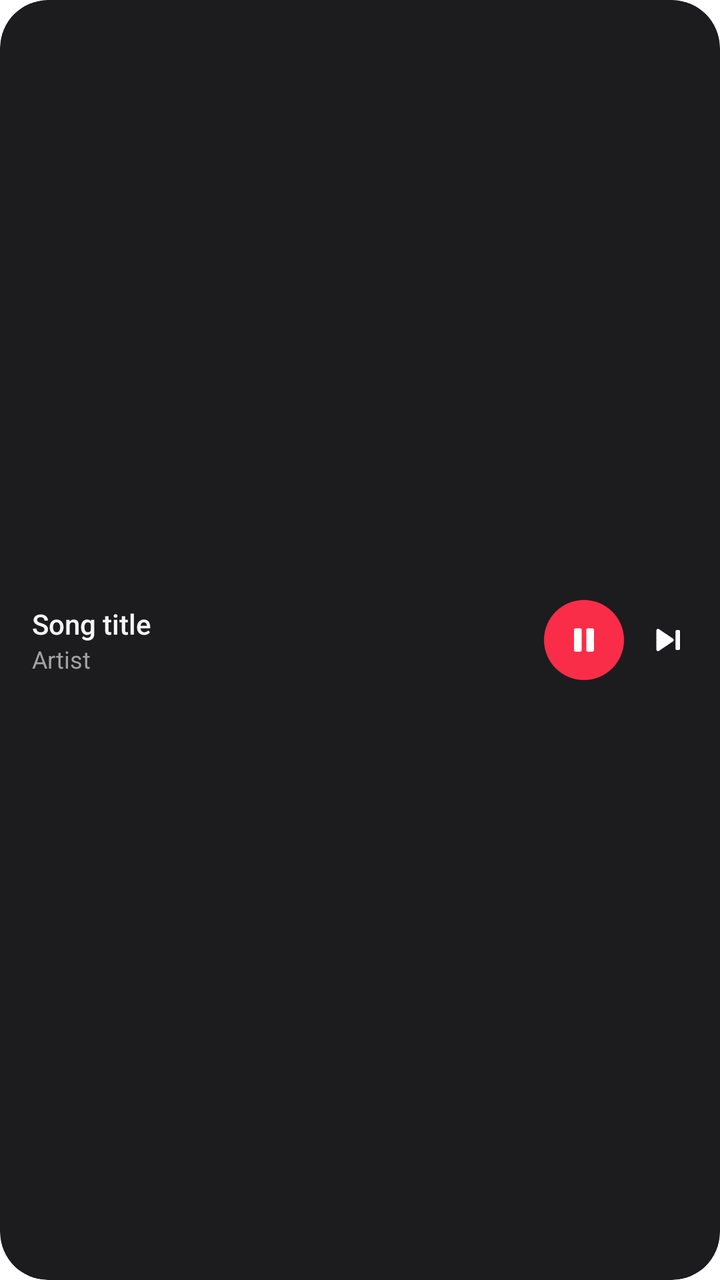
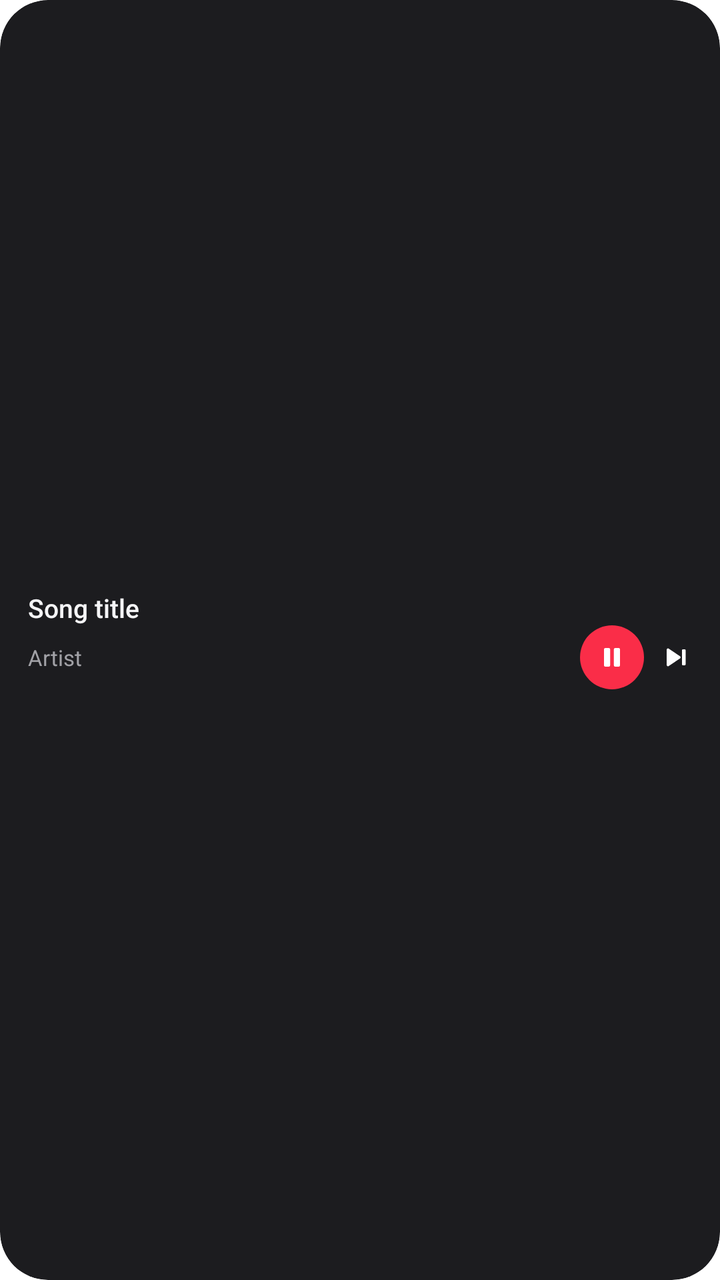

Before-and-after screenshots of an Android layout around one commit, followed by the original layout XML and the change that was made.
<!-- AndroidManifest.xml: fallback theme Theme.MaterialComponents.DayNight.NoActionBar -->
<!-- res/layout/harp_widget_mini_preview.xml -->
<?xml version="1.0" encoding="utf-8"?>
<FrameLayout xmlns:android="http://schemas.android.com/apk/res/android" android:id="@+id/widget_root" android:layout_width="match_parent" android:layout_height="match_parent"
    android:background="@drawable/widget_clip" android:clipToOutline="true">
    <ImageView android:id="@+id/widget_bg" android:layout_width="match_parent" android:layout_height="match_parent"
        android:importantForAccessibility="no" android:scaleType="fitXY" android:src="@drawable/widget_bg" />
    <LinearLayout android:layout_width="match_parent" android:layout_height="match_parent" android:gravity="center_vertical"
        android:orientation="horizontal" android:paddingStart="16dp" android:paddingEnd="8dp">
        <LinearLayout android:layout_width="0dp" android:layout_height="wrap_content" android:layout_weight="1" android:orientation="vertical">
            <TextView android:id="@+id/widget_title" android:layout_width="match_parent" android:layout_height="wrap_content"
            android:ellipsize="end" android:maxLines="1" android:text="Song title" android:textColor="#FFF5F5F7" android:textSize="14sp"
            android:fontFamily="sans-serif-medium"   />
            <TextView android:id="@+id/widget_artist" android:layout_width="match_parent" android:layout_height="wrap_content"
            android:ellipsize="end" android:maxLines="1" android:text="Artist" android:textColor="#FFA1A1A6" android:textSize="12sp"
            android:fontFamily="sans-serif"   />
        </LinearLayout>
        <ImageButton android:id="@+id/widget_play" android:layout_width="40dp" android:layout_height="40dp"
            android:layout_marginStart="4dp" android:layout_marginEnd="4dp" android:background="@drawable/widget_play_bg"
            android:contentDescription="Play or pause" android:padding="10dp" android:scaleType="fitCenter" android:src="@drawable/ic_w_pause" />
        <ImageButton android:id="@+id/widget_next" android:layout_width="36dp" android:layout_height="36dp"
            android:background="@android:color/transparent" android:contentDescription="Next" android:padding="8dp"
            android:scaleType="fitCenter" android:src="@drawable/ic_w_next" />
    </LinearLayout>
</FrameLayout>
<!-- resources referenced by this layout -->
<resources>
  <!-- drawable ic_w_next (drawable) -->
  <?xml version="1.0" encoding="utf-8"?>
  <vector xmlns:android="http://schemas.android.com/apk/res/android" android:width="24dp" android:height="24dp" android:viewportWidth="24" android:viewportHeight="24">
      <path android:fillColor="#FFFFFFFF" android:pathData="M5,6.3v11.4a1,1 0 0,0 1.55,0.83L15,12.83a1,1 0 0,0 0,-1.66L6.55,5.47A1,1 0 0,0 5,6.3z" />
      <path android:fillColor="#FFFFFFFF" android:pathData="M17.2,6h1.3a0.7,0.7 0 0,1 0.7,0.7v10.6a0.7,0.7 0 0,1 -0.7,0.7h-1.3a0.7,0.7 0 0,1 -0.7,-0.7V6.7A0.7,0.7 0 0,1 17.2,6z" />
  </vector>
  <!-- drawable ic_w_pause (drawable) -->
  <?xml version="1.0" encoding="utf-8"?>
  <vector xmlns:android="http://schemas.android.com/apk/res/android" android:width="24dp" android:height="24dp" android:viewportWidth="24" android:viewportHeight="24">
      <path android:fillColor="#FFFFFFFF" android:pathData="M7,5h2.6a1,1 0 0,1 1,1v12a1,1 0 0,1 -1,1H7a1,1 0 0,1 -1,-1V6a1,1 0 0,1 1,-1z" />
      <path android:fillColor="#FFFFFFFF" android:pathData="M14.4,5H17a1,1 0 0,1 1,1v12a1,1 0 0,1 -1,1h-2.6a1,1 0 0,1 -1,-1V6a1,1 0 0,1 1,-1z" />
  </vector>
  <!-- drawable widget_bg (drawable) -->
  <?xml version="1.0" encoding="utf-8"?>
  <shape xmlns:android="http://schemas.android.com/apk/res/android" android:shape="rectangle">
      <solid android:color="#FF1C1C1F" />
      <corners android:radius="24dp" />
  </shape>
  <!-- drawable widget_clip (drawable) -->
  <?xml version="1.0" encoding="utf-8"?>
  <shape xmlns:android="http://schemas.android.com/apk/res/android" android:shape="rectangle">
      <solid android:color="#00000000" />
      <corners android:radius="24dp" />
  </shape>
  <!-- drawable widget_play_bg (drawable) -->
  <?xml version="1.0" encoding="utf-8"?>
  <shape xmlns:android="http://schemas.android.com/apk/res/android" android:shape="oval">
      <solid android:color="#FFFA2D48" />
  </shape>
</resources>

<!-- the commit's change to res/layout/harp_widget_mini_preview.xml (unified diff, before → after) -->
@@ -4,20 +4,21 @@
     <ImageView android:id="@+id/widget_bg" android:layout_width="match_parent" android:layout_height="match_parent"
         android:importantForAccessibility="no" android:scaleType="fitXY" android:src="@drawable/widget_bg" />
     <LinearLayout android:layout_width="match_parent" android:layout_height="match_parent" android:gravity="center_vertical"
-        android:orientation="horizontal" android:paddingStart="16dp" android:paddingEnd="8dp">
-        <LinearLayout android:layout_width="0dp" android:layout_height="wrap_content" android:layout_weight="1" android:orientation="vertical">
-            <TextView android:id="@+id/widget_title" android:layout_width="match_parent" android:layout_height="wrap_content"
-            android:ellipsize="end" android:maxLines="1" android:text="Song title" android:textColor="#FFF5F5F7" android:textSize="14sp"
-            android:fontFamily="sans-serif-medium"   />
-            <TextView android:id="@+id/widget_artist" android:layout_width="match_parent" android:layout_height="wrap_content"
-            android:ellipsize="end" android:maxLines="1" android:text="Artist" android:textColor="#FFA1A1A6" android:textSize="12sp"
-            android:fontFamily="sans-serif"   />
+        android:orientation="vertical" android:paddingStart="14dp" android:paddingEnd="8dp" android:paddingTop="6dp" android:paddingBottom="6dp">
+        <TextView android:id="@+id/widget_title" android:layout_width="match_parent" android:layout_height="wrap_content"
+            android:ellipsize="end" android:maxLines="1" android:text="Song title" android:textColor="#FFF5F5F7" android:textSize="13sp"
+            android:fontFamily="sans-serif-medium"  android:layout_marginEnd="6dp" />
+        <LinearLayout android:layout_width="match_parent" android:layout_height="wrap_content" android:gravity="center_vertical"
+            android:orientation="horizontal">
+            <TextView android:id="@+id/widget_artist" android:layout_height="wrap_content"
+            android:ellipsize="end" android:maxLines="1" android:text="Artist" android:textColor="#FFA1A1A6" android:textSize="11sp"
+            android:fontFamily="sans-serif"  android:layout_width="0dp" android:layout_weight="1" />
+            <ImageButton android:id="@+id/widget_play" android:layout_width="32dp" android:layout_height="32dp"
+            android:layout_marginStart="2dp" android:layout_marginEnd="2dp" android:background="@drawable/widget_play_bg"
+            android:contentDescription="Play or pause" android:padding="8dp" android:scaleType="fitCenter" android:src="@drawable/ic_w_pause" />
+            <ImageButton android:id="@+id/widget_next" android:layout_width="28dp" android:layout_height="28dp"
+            android:background="@android:color/transparent" android:contentDescription="Next" android:padding="6dp"
+            android:scaleType="fitCenter" android:src="@drawable/ic_w_next" />
         </LinearLayout>
-        <ImageButton android:id="@+id/widget_play" android:layout_width="40dp" android:layout_height="40dp"
-            android:layout_marginStart="4dp" android:layout_marginEnd="4dp" android:background="@drawable/widget_play_bg"
-            android:contentDescription="Play or pause" android:padding="10dp" android:scaleType="fitCenter" android:src="@drawable/ic_w_pause" />
-        <ImageButton android:id="@+id/widget_next" android:layout_width="36dp" android:layout_height="36dp"
-            android:background="@android:color/transparent" android:contentDescription="Next" android:padding="8dp"
-            android:scaleType="fitCenter" android:src="@drawable/ic_w_next" />
     </LinearLayout>
 </FrameLayout>
